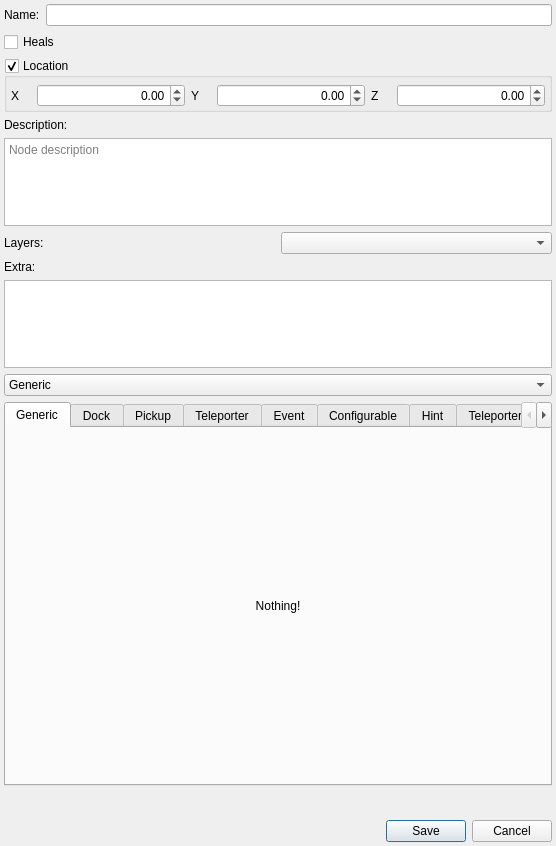
The window that randovania/gui/ui_files/node_details_popup.ui (ReidLitkauo/randovania) describes before a commit, drawn with Qt 5.
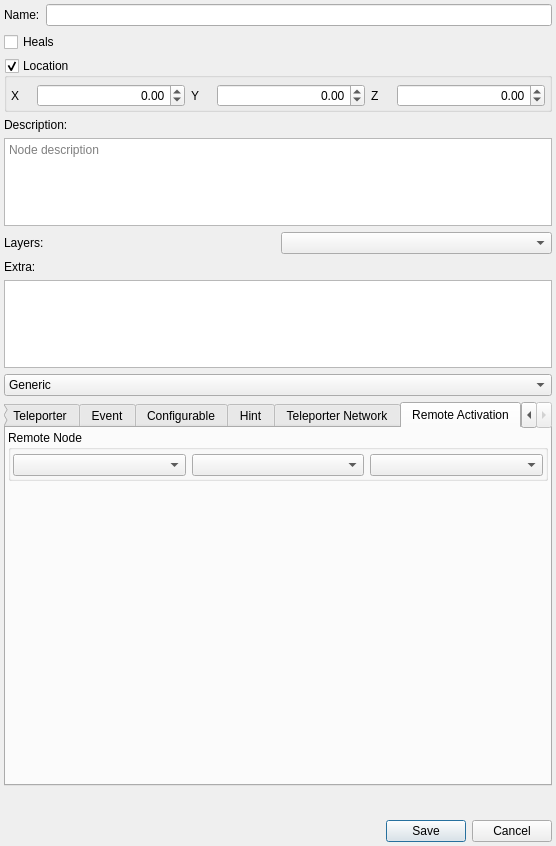
The same window after the commit. The open tabs and pages were chosen to show the change.

What changed in the file:
```diff
--- a/randovania/gui/ui_files/node_details_popup.ui
+++ b/randovania/gui/ui_files/node_details_popup.ui
@@ -815,6 +815,68 @@
        </item>
       </layout>
      </widget>
+     <widget class="QWidget" name="tab_remote_activation">
+      <attribute name="title">
+       <string>Remote Activation</string>
+      </attribute>
+      <layout class="QVBoxLayout" name="verticalLayout">
+       <property name="leftMargin">
+        <number>2</number>
+       </property>
+       <property name="topMargin">
+        <number>2</number>
+       </property>
+       <property name="rightMargin">
+        <number>2</number>
+       </property>
+       <property name="bottomMargin">
+        <number>2</number>
+       </property>
+       <item>
+        <widget class="QGroupBox" name="remote_activation_group">
+         <property name="title">
+          <string>Remote Node</string>
+         </property>
+         <layout class="QHBoxLayout" name="remote_activation_layout">
+          <property name="leftMargin">
+           <number>2</number>
+          </property>
+          <property name="topMargin">
+           <number>4</number>
+          </property>
+          <property name="rightMargin">
+           <number>2</number>
+          </property>
+          <property name="bottomMargin">
+           <number>2</number>
+          </property>
+          <item>
+           <widget class="QComboBox" name="remote_activation_region_combo"/>
+          </item>
+          <item>
+           <widget class="QComboBox" name="remote_activation_area_combo"/>
+          </item>
+          <item>
+           <widget class="QComboBox" name="remote_activation_node_combo"/>
+          </item>
+         </layout>
+        </widget>
+       </item>
+       <item>
+        <spacer name="verticalSpacer_8">
+         <property name="orientation">
+          <enum>Qt::Vertical</enum>
+         </property>
+         <property name="sizeHint" stdset="0">
+          <size>
+           <width>20</width>
+           <height>40</height>
+          </size>
+         </property>
+        </spacer>
+       </item>
+      </layout>
+     </widget>
     </widget>
    </item>
    <item>
```
